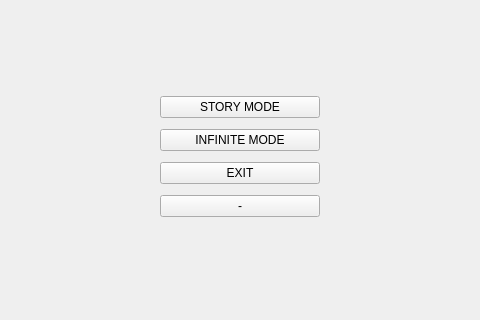
Qt form mainmenu.ui (Paulpoomrit/ThisIsFine) before a commit; both pictures show x 160 to 640 and y 119 to 439 of the 800 by 600 pixel window.
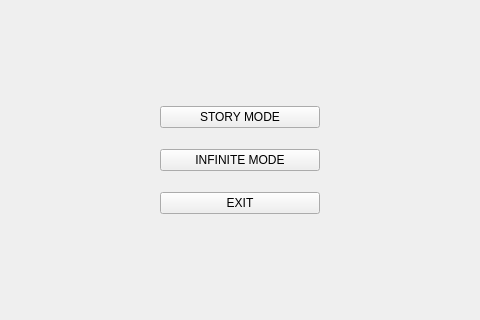
The same form after that commit.

```diff
--- a/mainmenu.ui
+++ b/mainmenu.ui
@@ -10,9 +10,31 @@
     <height>600</height>
    </rect>
   </property>
+  <property name="font">
+   <font>
+    <family>VT323</family>
+    <pointsize>13</pointsize>
+    <italic>false</italic>
+    <bold>false</bold>
+   </font>
+  </property>
   <property name="windowTitle">
    <string>MainWindow</string>
   </property>
+  <property name="styleSheet">
+   <string notr="true">* {
+	font: 13pt &quot;VT323&quot;;
+}
+
+#centralWidget { background: rgba(32, 80, 96, 100); }
+
+QPushButton {
+	background: &quot;white&quot;;
+}
+
+
+</string>
+  </property>
   <widget class="QWidget" name="centralwidget">
    <widget class="QWidget" name="verticalLayoutWidget">
     <property name="geometry">
@@ -20,7 +42,7 @@
       <x>320</x>
       <y>210</y>
       <width>160</width>
-      <height>134</height>
+      <height>138</height>
      </rect>
     </property>
     <layout class="QVBoxLayout" name="verticalLayout">
@@ -45,13 +67,6 @@
        </property>
       </widget>
      </item>
-     <item>
-      <widget class="QPushButton" name="pushButton_4">
-       <property name="text">
-        <string>-</string>
-       </property>
-      </widget>
-     </item>
     </layout>
    </widget>
   </widget>
```
